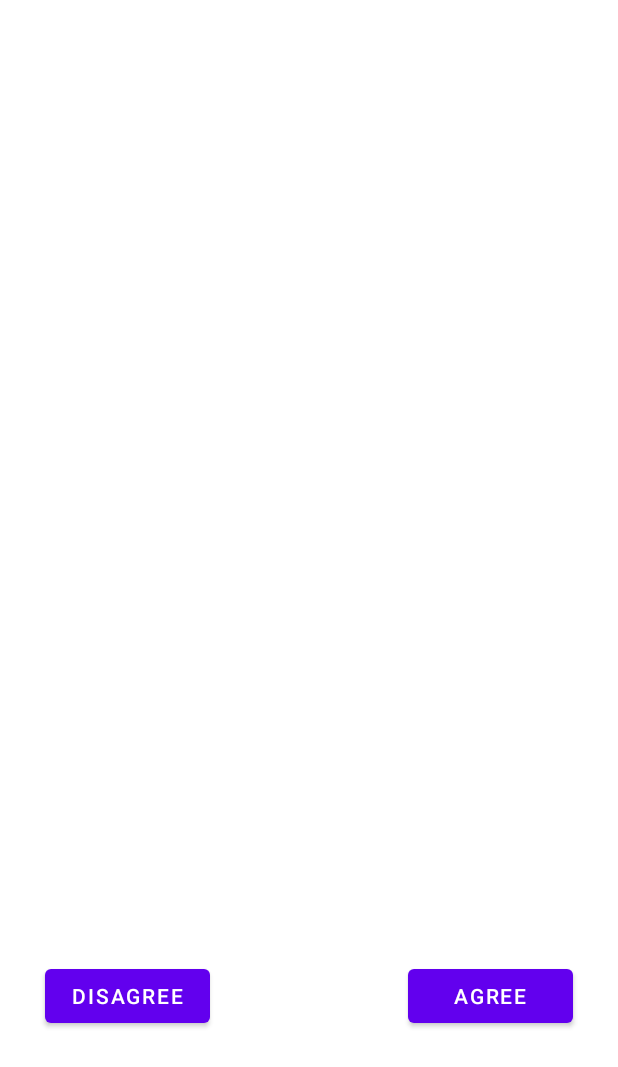
After one commit to seagochen/PetoiControllerKotlin, an Android app: the layout activity_legal.xml on its own in the app's theme, with its tools: preview values and no code run, on a phone screen of 412 x 824 dp. The commit adds this screen. Shown: the top 1067 px of the screen. Run offline under Robolectric (Android 15) with nearby library versions, the phone set to English and light mode, and no system bars.

Commit message:
fixed bugs and new views adding to project

```diff
--- a/app/src/main/AndroidManifest.xml
+++ b/app/src/main/AndroidManifest.xml
@@ -21,9 +21,9 @@
         android:roundIcon="@mipmap/ic_launcher_round"
         android:supportsRtl="true"
         android:theme="@style/Theme.PetoiControllerKotlin">
-        <activity android:name=".UserDefineMotionActivity"/>
+        <activity android:name=".CalibrationActivity" />
+        <activity android:name=".LegalInfoActivity"/>
         <activity android:name=".EditorActivity" />
-        <activity android:name=".CalibrationActivity" />
         <activity android:name=".ConnectionActivity" />
 
         <!-- MainActivity -->
--- /dev/null
+++ b/app/src/main/java/com/petoi/kotlin/android/app/LegalInfoActivity.kt
@@ -0,0 +1,6 @@
+package com.petoi.kotlin.android.app
+
+import androidx.appcompat.app.AppCompatActivity
+
+class LegalInfoActivity: AppCompatActivity() {
+}
--- /dev/null
+++ b/app/src/main/res/layout/activity_legal.xml
@@ -0,0 +1,44 @@
+<?xml version="1.0" encoding="utf-8"?>
+<androidx.constraintlayout.widget.ConstraintLayout xmlns:android="http://schemas.android.com/apk/res/android"
+    android:layout_width="match_parent"
+    android:layout_height="match_parent">
+
+    <LinearLayout
+        android:layout_width="match_parent"
+        android:layout_height="match_parent"
+        android:orientation="vertical">
+
+        <TextView
+            android:layout_marginTop="30dp"
+            android:id="@+id/tv_legal_info"
+            android:layout_width="match_parent"
+            android:layout_height="600dp" />
+
+        <RelativeLayout
+            android:gravity="center"
+            android:layout_marginTop="10dp"
+            android:layout_width="wrap_content"
+            android:layout_height="wrap_content">
+
+            <Button
+                android:id="@+id/btn_legal_disagree"
+                android:layout_width="110dp"
+                android:layout_height="wrap_content"
+                android:layout_centerVertical="true"
+                android:layout_alignParentStart="true"
+                android:layout_marginStart="30dp"
+                android:text="@string/btn_legal_disagree"/>
+
+            <Button
+                android:id="@+id/btn_legal_agree"
+                android:layout_width="110dp"
+                android:layout_height="wrap_content"
+                android:layout_centerVertical="true"
+                android:layout_alignParentEnd="true"
+                android:layout_marginEnd="30dp"
+                android:text="@string/btn_legal_agree" />
+        </RelativeLayout>
+
+    </LinearLayout>
+
+</androidx.constraintlayout.widget.ConstraintLayout>
--- a/app/src/main/res/values/strings.xml
+++ b/app/src/main/res/values/strings.xml
@@ -49,4 +49,8 @@
     <!-- DeviceConnectActivity -->
     <string name="lb_connect_search">Search</string>
     <string name="lb_connect_connect">Connection</string>
+
+    <!-- LegalInfoActivity -->
+    <string name="btn_legal_agree">Agree</string>
+    <string name="btn_legal_disagree">Disagree</string>
 </resources>
```
Also changed, not shown: app/build.gradle (+8 -0 lines), app/src/main/res/layout/activity_select_device.xml (added, +33 -0 lines), app/src/main/res/layout/activity_video_demo.xml (added, +28 -0 lines), 5 other files.
